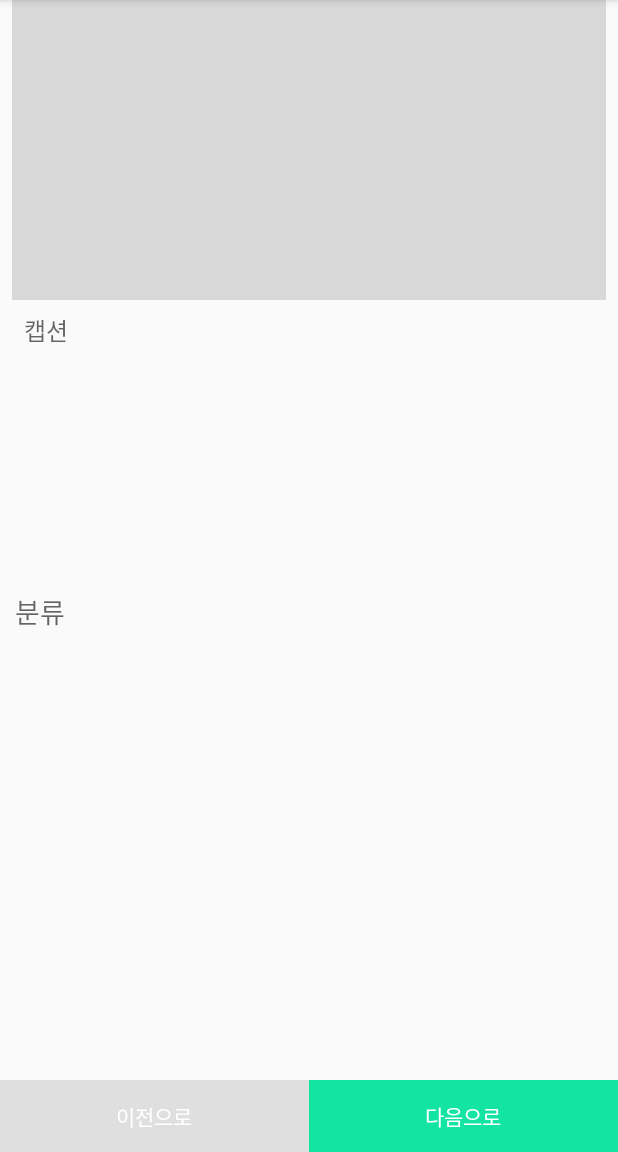
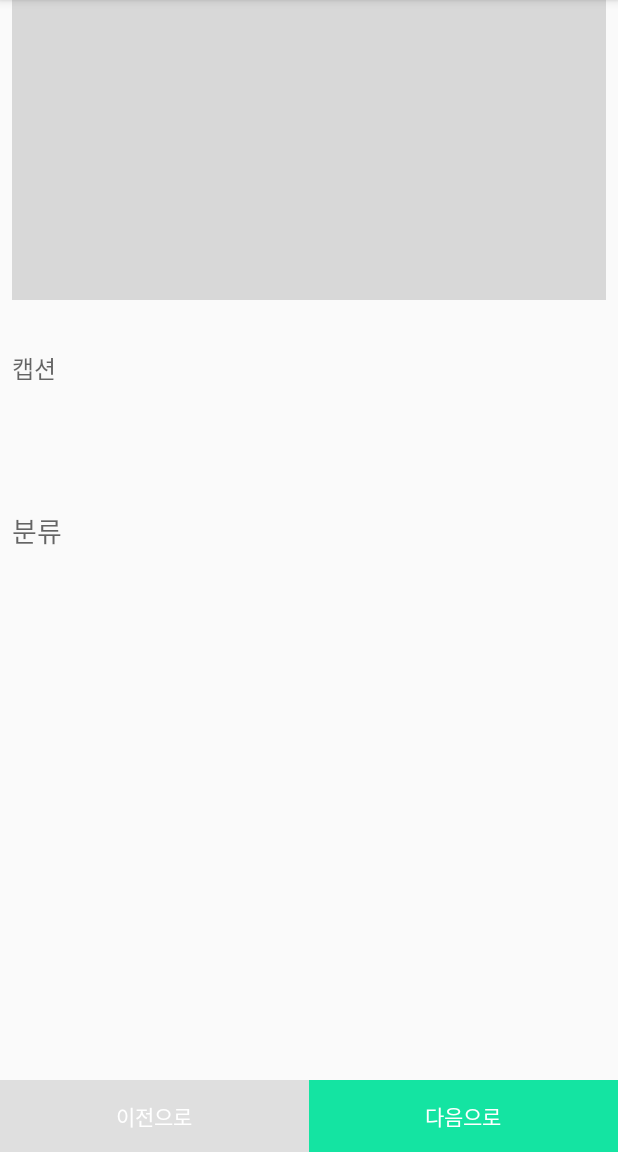
Before and after one commit to coding-polarbear/Rivator-App, an Android app: the SignupDegreeActivity screen opened directly, with no data from a screen before it, on a phone screen of 412 x 824 dp, the part 84-1236 px from its top. Run offline under Robolectric (Android 15) with nearby library versions, the phone set to English and light mode, and no system bars.

Commit message:
학위 액티비티 UI 수정(2)

```diff
--- a/app/src/main/res/layout/activity_signup_degree.xml
+++ b/app/src/main/res/layout/activity_signup_degree.xml
@@ -29,8 +29,8 @@
 
         <EditText
             android:id="@+id/editText_degree_first"
-            android:layout_width="394dp"
-            android:layout_height="271dp"
+            android:layout_width="match_parent"
+            android:layout_height="wrap_content"
             android:background="@null"
             android:hint="분류"
             android:layout_marginTop="8dp"
@@ -41,8 +41,8 @@
             sl:layout_constraintRight_toRightOf="parent"
             android:layout_marginLeft="8dp"
             sl:layout_constraintLeft_toLeftOf="parent"
-            sl:layout_constraintHorizontal_bias="1.0"
-            sl:layout_constraintVertical_bias="0.0" />
+            sl:layout_constraintHorizontal_bias="0.0"
+            sl:layout_constraintVertical_bias="0.111" />
 
 
 
@@ -54,7 +54,8 @@
             android:background="@null"
             android:textSize="16sp"
             android:gravity="top"
-            android:hint="  캡션"
+            android:hint="캡션"
+
             android:layout_marginRight="8dp"
             sl:layout_constraintRight_toRightOf="parent"
             android:layout_marginLeft="8dp"
@@ -63,8 +64,8 @@
             sl:layout_constraintTop_toBottomOf="@+id/img_degree"
             sl:layout_constraintBottom_toBottomOf="parent"
             android:layout_marginBottom="8dp"
-            sl:layout_constraintHorizontal_bias="0.022"
-            sl:layout_constraintVertical_bias="0.0"
+            sl:layout_constraintHorizontal_bias="0.0"
+            sl:layout_constraintVertical_bias="0.057"
             android:layout_marginStart="8dp"
             android:layout_marginEnd="8dp" />
     </android.support.constraint.ConstraintLayout>
```
